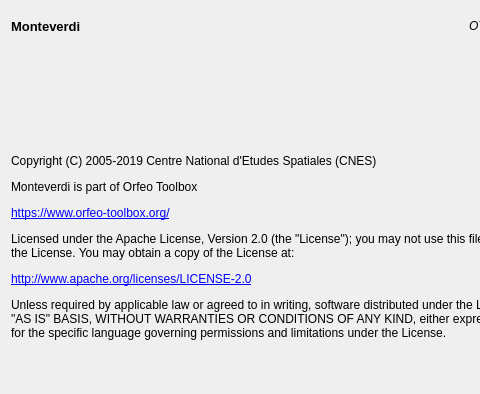
The window that Modules/Visualization/MonteverdiGui/src/mvdAboutDialog.ui (orfeotoolbox/OTB) describes before a commit, drawn with Qt 5; both pictures show x 0 to 480 and y 93 to 487 of the 654 by 487 pixel window.
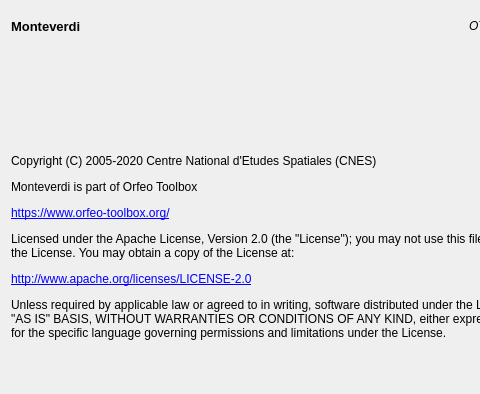
The same window after the commit.

Commit message: STYLE: Update the date in the copyright

What changed in the file:
```diff
--- a/Modules/Visualization/MonteverdiGui/src/mvdAboutDialog.ui
+++ b/Modules/Visualization/MonteverdiGui/src/mvdAboutDialog.ui
@@ -98,7 +98,7 @@
         <enum>QFrame::NoFrame</enum>
        </property>
        <property name="text">
-         <string>&lt;html&gt;&lt;head/&gt;&lt;body&gt;&lt;p&gt;Copyright (C) 2005-2019 Centre National d'Etudes Spatiales (CNES)&lt;/p&gt;&lt;p&gt;Monteverdi is part of Orfeo Toolbox&lt;/p&gt;&lt;p&gt;&lt;a href=&quot;https://www.orfeo-toolbox.org/&quot;&gt;&lt;span style=&quot; text-decoration: underline; color:#0000ff;&quot;&gt;https://www.orfeo-toolbox.org/&lt;/span&gt;&lt;/a&gt;&lt;/p&gt;&lt;p&gt;Licensed under the Apache License, Version 2.0 (the &amp;quot;License&amp;quot;); you may not use this file except in compliance with&lt;br/&gt;the License. You may obtain a copy of the License at:&lt;/p&gt;&lt;p&gt;&lt;a href=&quot;http://www.apache.org/licenses/LICENSE-2.0&quot;&gt;&lt;span style=&quot; text-decoration: underline; color:#0000ff;&quot;&gt;http://www.apache.org/licenses/LICENSE-2.0&lt;/span&gt;&lt;/a&gt;&lt;/p&gt;&lt;p&gt;Unless required by applicable law or agreed to in writing, software distributed under the License is distributed on an &lt;br/&gt;&amp;quot;AS IS&amp;quot; BASIS, WITHOUT WARRANTIES OR CONDITIONS OF ANY KIND, either express or implied. See the License&lt;br/&gt;for the specific language governing permissions and limitations under the License.&lt;/p&gt;&lt;/body&gt;&lt;/html&gt;</string>
+         <string>&lt;html&gt;&lt;head/&gt;&lt;body&gt;&lt;p&gt;Copyright (C) 2005-2020 Centre National d'Etudes Spatiales (CNES)&lt;/p&gt;&lt;p&gt;Monteverdi is part of Orfeo Toolbox&lt;/p&gt;&lt;p&gt;&lt;a href=&quot;https://www.orfeo-toolbox.org/&quot;&gt;&lt;span style=&quot; text-decoration: underline; color:#0000ff;&quot;&gt;https://www.orfeo-toolbox.org/&lt;/span&gt;&lt;/a&gt;&lt;/p&gt;&lt;p&gt;Licensed under the Apache License, Version 2.0 (the &amp;quot;License&amp;quot;); you may not use this file except in compliance with&lt;br/&gt;the License. You may obtain a copy of the License at:&lt;/p&gt;&lt;p&gt;&lt;a href=&quot;http://www.apache.org/licenses/LICENSE-2.0&quot;&gt;&lt;span style=&quot; text-decoration: underline; color:#0000ff;&quot;&gt;http://www.apache.org/licenses/LICENSE-2.0&lt;/span&gt;&lt;/a&gt;&lt;/p&gt;&lt;p&gt;Unless required by applicable law or agreed to in writing, software distributed under the License is distributed on an &lt;br/&gt;&amp;quot;AS IS&amp;quot; BASIS, WITHOUT WARRANTIES OR CONDITIONS OF ANY KIND, either express or implied. See the License&lt;br/&gt;for the specific language governing permissions and limitations under the License.&lt;/p&gt;&lt;/body&gt;&lt;/html&gt;</string>
        </property>
       </widget>
      </item>
```
The commit also changes 3692 other files.
